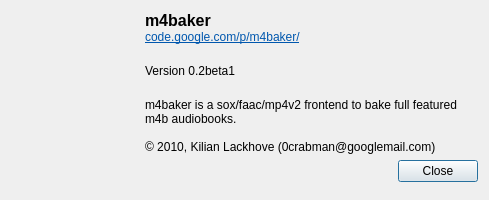
The window that src/aboutDialog.ui (lackhove/m4baker) describes before a commit, drawn with Qt 5.
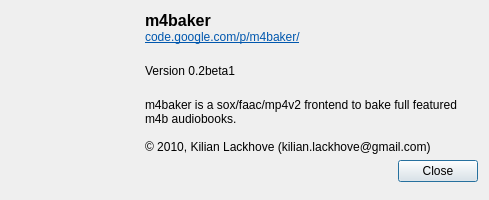
The same window after the commit. Icons and pictures are not drawn.

The edit to the form file:
```diff
--- a/src/aboutDialog.ui
+++ b/src/aboutDialog.ui
@@ -79,7 +79,7 @@
         <string>
 m4baker is a sox/faac/mp4v2 frontend to bake full featured m4b audiobooks.
 
-© 2010, Kilian Lackhove (0crabman@googlemail.com)</string>
+© 2010, Kilian Lackhove (kilian.lackhove@gmail.com)</string>
        </property>
        <property name="alignment">
         <set>Qt::AlignLeading|Qt::AlignLeft|Qt::AlignTop</set>
```
